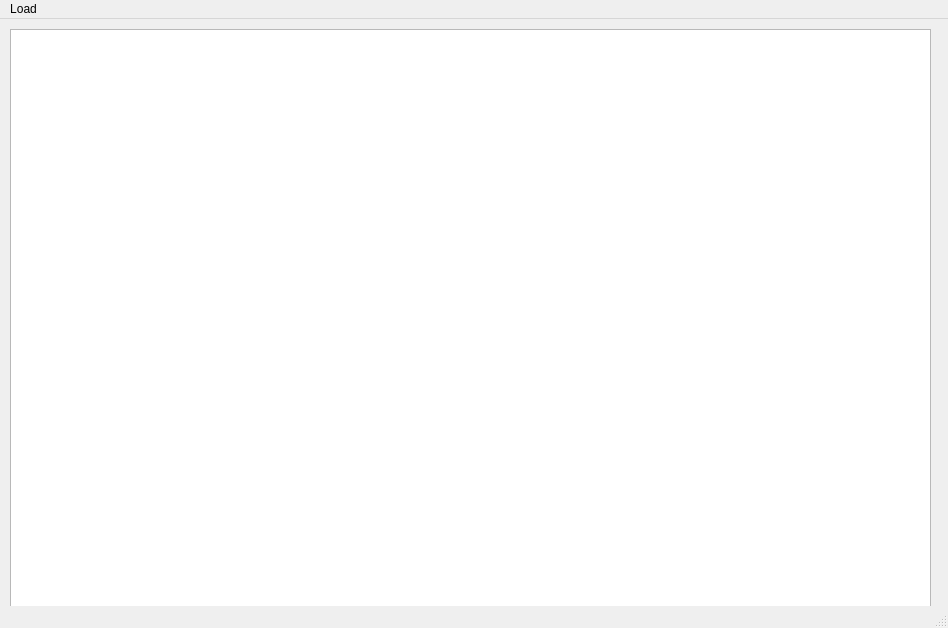
This is BAM_App/userInterface.ui in davidjaggi/BAM as Qt 5 draws it before an edit. The edited form follows.
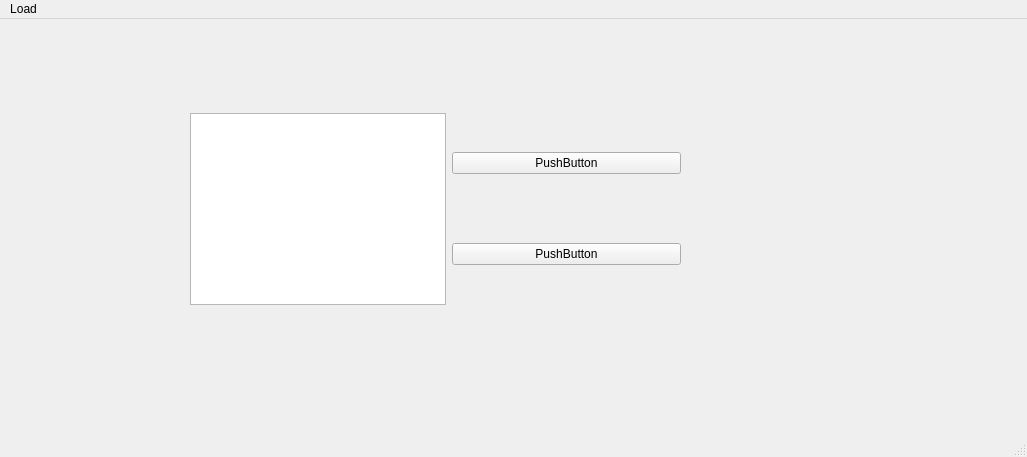
This is the edited form.

Diff of the .ui file:
```diff
--- a/BAM_App/userInterface.ui
+++ b/BAM_App/userInterface.ui
@@ -6,23 +6,46 @@
    <rect>
     <x>0</x>
     <y>0</y>
-    <width>948</width>
-    <height>628</height>
+    <width>1027</width>
+    <height>457</height>
    </rect>
   </property>
   <property name="windowTitle">
    <string>Bancroft</string>
   </property>
   <widget class="QWidget" name="centralwidget">
-   <widget class="QTableView" name="tableView">
+   <widget class="QWidget" name="horizontalLayoutWidget">
     <property name="geometry">
      <rect>
-      <x>10</x>
-      <y>10</y>
-      <width>921</width>
-      <height>581</height>
+      <x>190</x>
+      <y>70</y>
+      <width>491</width>
+      <height>241</height>
      </rect>
     </property>
+    <layout class="QHBoxLayout" name="horizontalLayout">
+     <item alignment="Qt::AlignHCenter|Qt::AlignVCenter">
+      <widget class="QTableView" name="tableView"/>
+     </item>
+     <item>
+      <layout class="QVBoxLayout" name="verticalLayout">
+       <item>
+        <widget class="QPushButton" name="pushButton">
+         <property name="text">
+          <string>PushButton</string>
+         </property>
+        </widget>
+       </item>
+       <item>
+        <widget class="QPushButton" name="pushButton_2">
+         <property name="text">
+          <string>PushButton</string>
+         </property>
+        </widget>
+       </item>
+      </layout>
+     </item>
+    </layout>
    </widget>
   </widget>
   <widget class="QMenuBar" name="menubar">
@@ -30,7 +53,7 @@
     <rect>
      <x>0</x>
      <y>0</y>
-     <width>948</width>
+     <width>1027</width>
      <height>26</height>
     </rect>
    </property>
```
Left out of the diff: 12 changed lines with no effect on the pictures.
